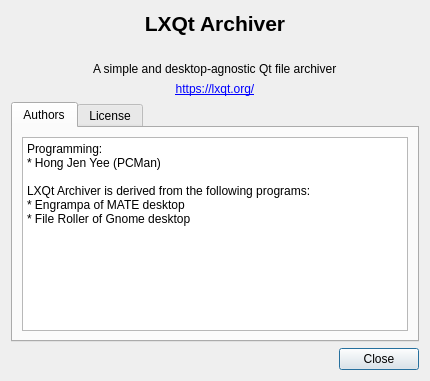
lxqt/lxqt-archiver, file src/about.ui: the form before one commit.
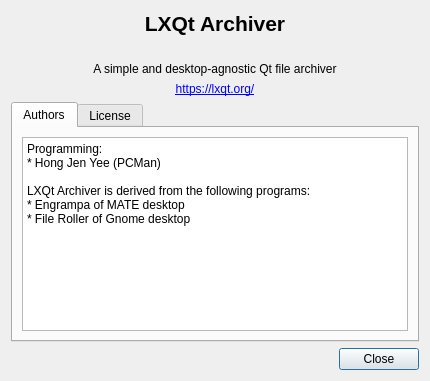
The form after the commit. Icons and pictures are not drawn.

Commit message: removed superfluous whitespaces

Diff of the .ui file:
```diff
--- a/src/about.ui
+++ b/src/about.ui
@@ -44,7 +44,7 @@
    <item>
     <widget class="QLabel" name="label_2">
      <property name="text">
-      <string> A simple and desktop-agnostic Qt file archiver </string>
+      <string>A simple and desktop-agnostic Qt file archiver</string>
      </property>
      <property name="alignment">
       <set>Qt::AlignCenter</set>
```
